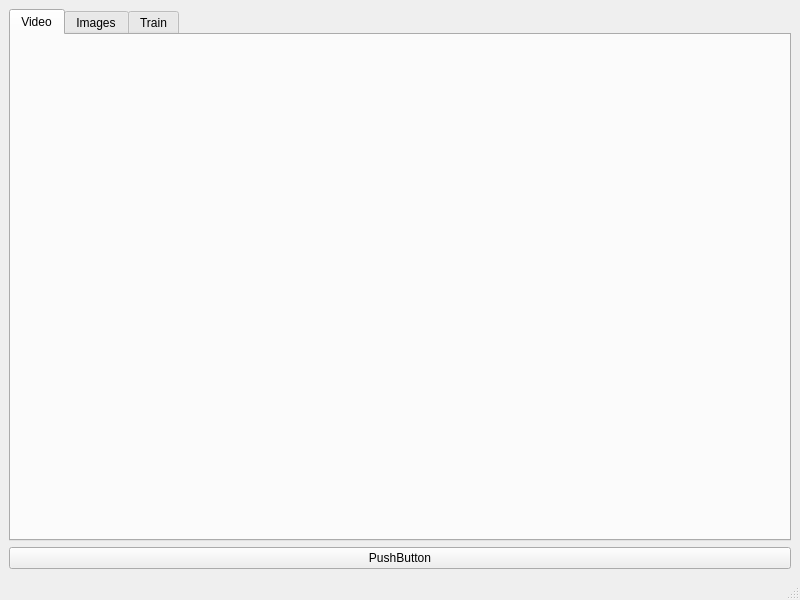
The window that source/aicamgui/mainwindow.ui (chriamue/ai_cam) describes before a commit, drawn with Qt 5.
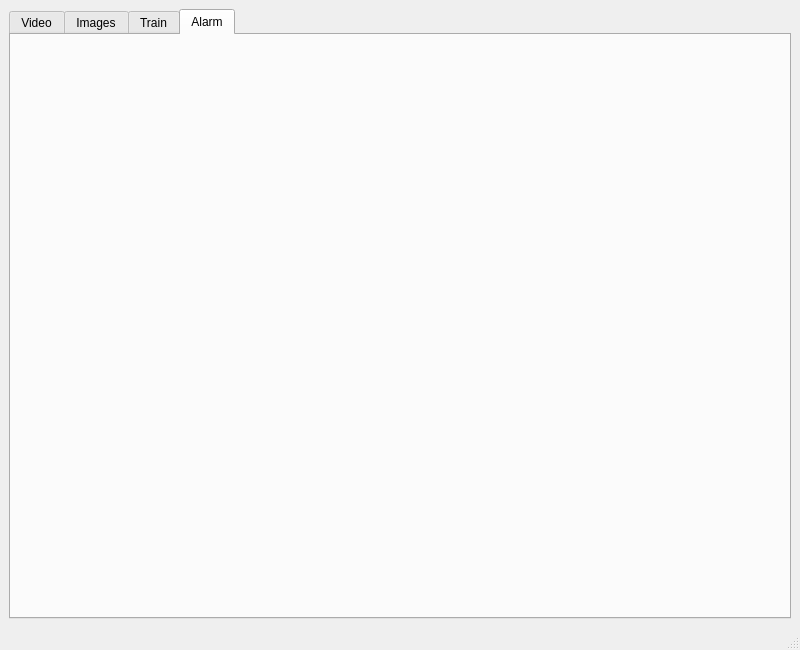
The same window after the commit. The open tabs and pages were chosen to show the change.

The edit to the form file:
```diff
--- a/source/aicamgui/mainwindow.ui
+++ b/source/aicamgui/mainwindow.ui
@@ -7,7 +7,7 @@
     <x>0</x>
     <y>0</y>
     <width>800</width>
-    <height>600</height>
+    <height>650</height>
    </rect>
   </property>
   <property name="windowTitle">
@@ -15,13 +15,6 @@
   </property>
   <widget class="QWidget" name="centralwidget">
    <layout class="QGridLayout" name="gridLayout">
-    <item row="1" column="0">
-     <widget class="QPushButton" name="pushButton">
-      <property name="text">
-       <string>PushButton</string>
-      </property>
-     </widget>
-    </item>
     <item row="0" column="0">
      <widget class="QTabWidget" name="tabWidget">
       <property name="currentIndex">
@@ -91,6 +84,16 @@
         </item>
        </layout>
       </widget>
+      <widget class="QWidget" name="alarmTab">
+       <attribute name="title">
+        <string>Alarm</string>
+       </attribute>
+       <layout class="QGridLayout" name="gridLayout_3">
+        <item row="0" column="0">
+         <layout class="QGridLayout" name="alarmLayout"/>
+        </item>
+       </layout>
+      </widget>
      </widget>
     </item>
    </layout>
```
Left out of the diff: 4 changed lines with no effect on the pictures.
